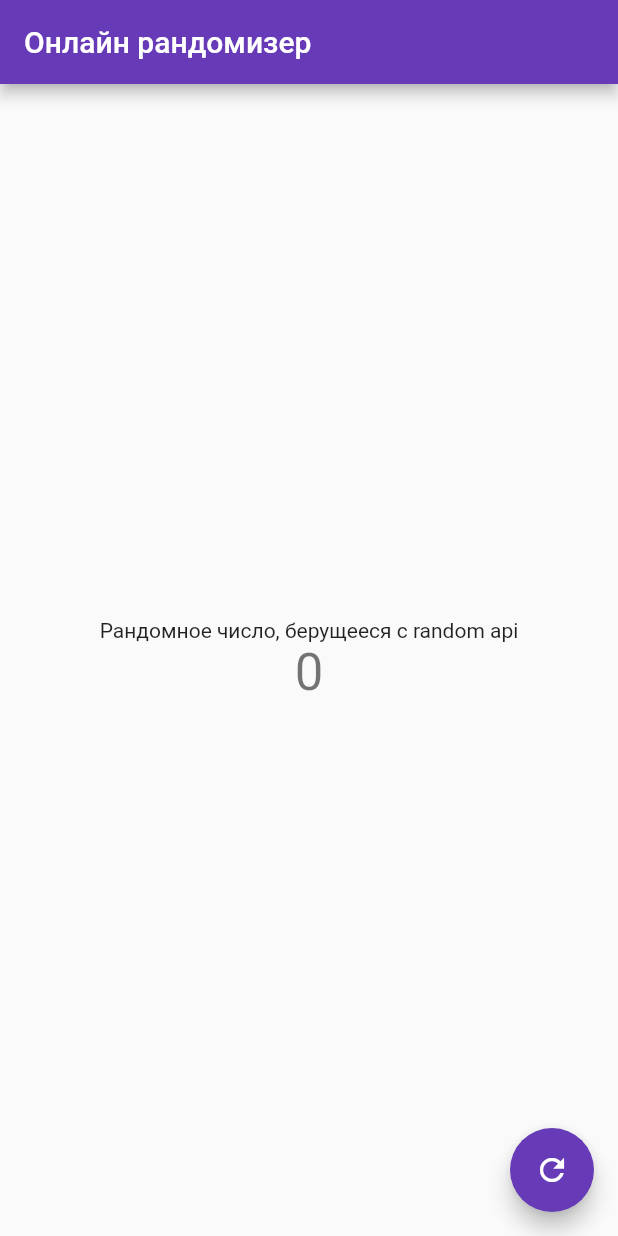
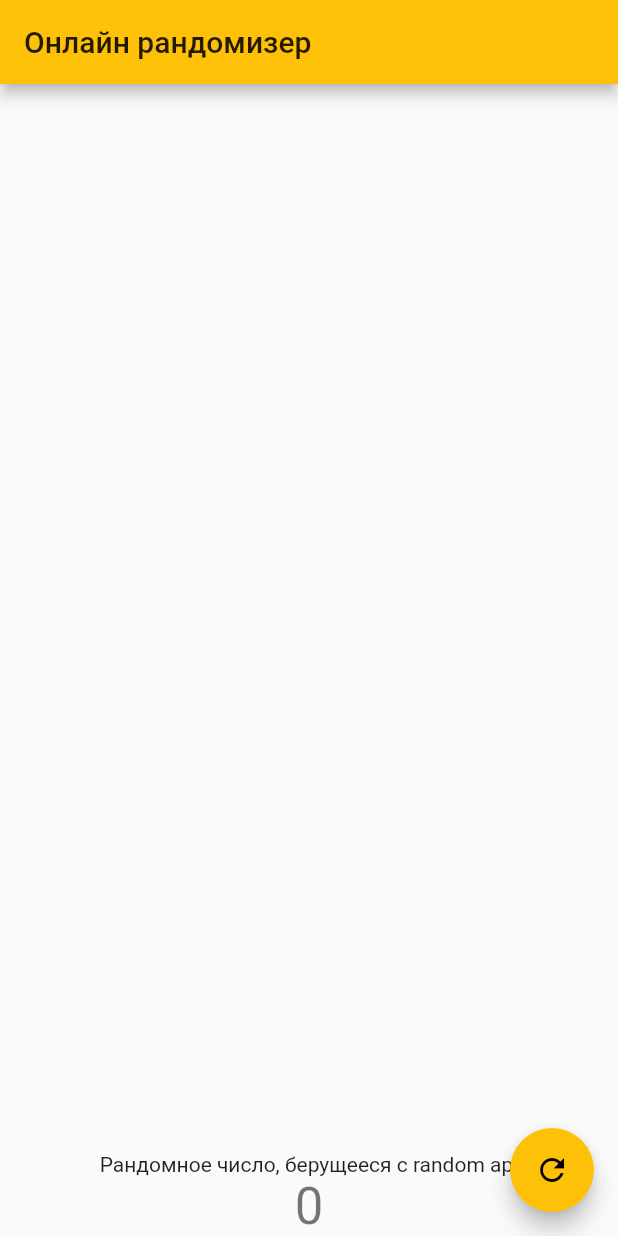
Before and after one commit to mothersjacke7/FlutterDev, a Flutter app: the screen it shows after launch, on a phone screen of 412 x 824 dp. Run offline on Flutter 3.47's test engine with Material 2 defaults, Android fonts, the phone set to English and light mode, and no system bars; our stand-ins replace dio.

Commit message:
changed color theme

```diff
--- a/flutter_project1/lib/main.dart
+++ b/flutter_project1/lib/main.dart
@@ -14,7 +14,7 @@ class MyApp extends StatelessWidget {
     return MaterialApp(
       title: 'Flutter Demo',
       theme: ThemeData(
-        primarySwatch: Colors.deepPurple,
+        primarySwatch: Colors.amber,
       ),
       home: const MyHomePage(title: 'Онлайн рандомизер'),
     );
@@ -49,7 +49,7 @@ class _MyHomePageState extends State<MyHomePage> {
       ),
       body: Center(
         child: Column(
-          mainAxisAlignment: MainAxisAlignment.center,
+          mainAxisAlignment: MainAxisAlignment.end,
           children: <Widget>[
             const Text(
               'Рандомное число, берущееся с random api',
```
